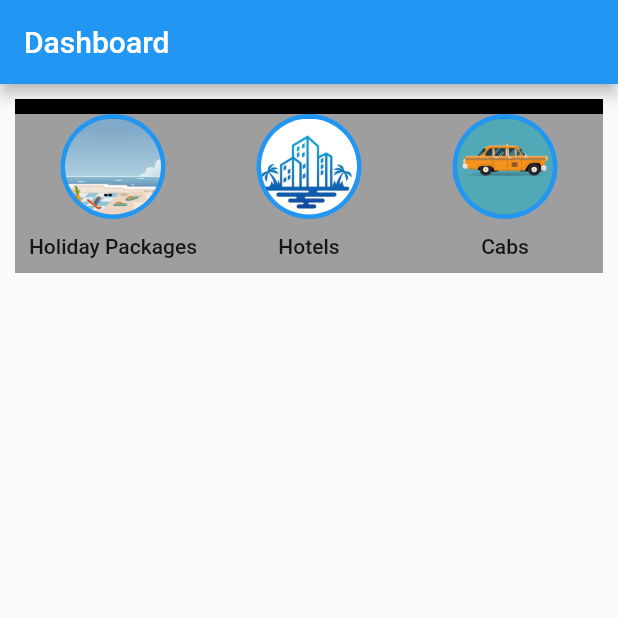
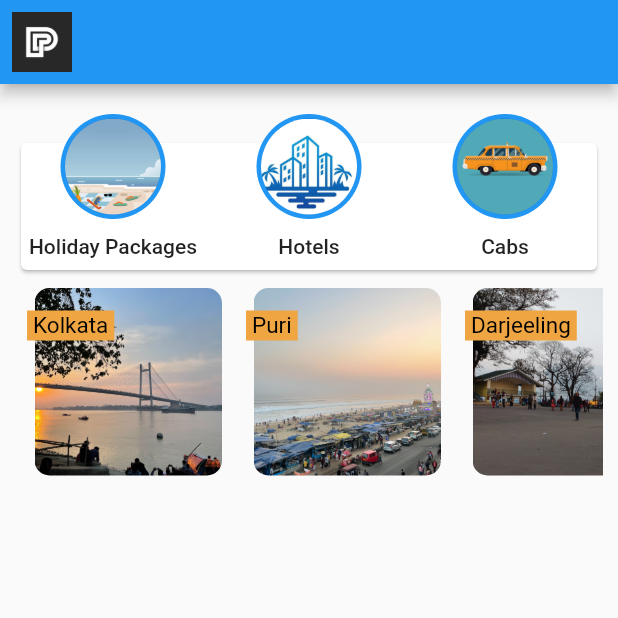
Before and after one commit to Somsubhra92/trip_adviser_dev, a Flutter app: the screen it shows after launch, on a phone screen of 412 x 824 dp, the top half of it. Run offline on Flutter 3.47's test engine with Material 2 defaults, Android fonts, the phone set to English and light mode, and no system bars.

Commit message:
Dashboard screen changes commit

```diff
--- a/lib/custom_classes/primary_highlight_item.dart
+++ b/lib/custom_classes/primary_highlight_item.dart
@@ -23,6 +23,9 @@ class _PrimaryHighlightItemsState extends State<PrimaryHighlightItems> {
   Widget build(BuildContext context) {
     return Column(
       children: [
+        SizedBox(
+          height: 10,
+        ),
         CircleAvatar(
           child: CircleAvatar(
             backgroundImage: AssetImage(this.assetUrl),
--- a/lib/custom_classes/primary_highlight_section.dart
+++ b/lib/custom_classes/primary_highlight_section.dart
@@ -6,18 +6,27 @@ class PrimaryHighlightSection extends StatefulWidget {
   const PrimaryHighlightSection({Key? key}) : super(key: key);
 
   @override
-  State<PrimaryHighlightSection> createState() => _PrimaryHighlightSectionState();
+  State<PrimaryHighlightSection> createState() =>
+      _PrimaryHighlightSectionState();
 }
 
 class _PrimaryHighlightSectionState extends State<PrimaryHighlightSection> {
   @override
   Widget build(BuildContext context) {
     return Container(
-      decoration: BoxDecoration(
-          color: Colors.grey,
-          border: Border(
-              top: BorderSide(color: Colors.black, width: 10))),
-      child: Row(
+        child: Stack(
+      children: [
+        Container(
+          child: Card(
+            child: SizedBox(
+              height: 85,
+              width: 1000,
+            ),
+            color: Colors.white,
+          ),
+          margin: EdgeInsets.only(top: 25.0),
+        ),
+        Row(
           children: [
             Expanded(
               child: PrimaryHighlightItems(
@@ -39,6 +48,7 @@ class _PrimaryHighlightSectionState extends State<PrimaryHighlightSection> {
             )
           ],
         ),
-    );
+      ],
+    ));
   }
 }
--- /dev/null
+++ b/lib/custom_classes/recommended_section.dart
@@ -0,0 +1,26 @@
+import 'package:flutter/material.dart';
+import 'package:trip_adviser/custom_classes/recommended_section_item.dart';
+
+class RecommendedSection extends StatefulWidget {
+  const RecommendedSection({Key? key}) : super(key: key);
+
+  @override
+  State<RecommendedSection> createState() => _RecommendedSectionState();
+}
+
+class _RecommendedSectionState extends State<RecommendedSection> {
+  @override
+  Widget build(BuildContext context) {
+    return SingleChildScrollView(
+      scrollDirection: Axis.horizontal,
+      child: Row(
+        children: [
+          RecommandedSectionItem(assetName: "images/kolkata.jpeg",highlightName: "Kolkata",),
+          RecommandedSectionItem(assetName: "images/puri.jpeg",highlightName: "Puri",),
+          RecommandedSectionItem(assetName: "images/darjeeling.jpg", highlightName: "Darjeeling",),
+          RecommandedSectionItem(assetName: "images/shimla.jpeg", highlightName: "Shimla",)
+        ],
+      ),
+    );
+  }
+}
--- /dev/null
+++ b/lib/custom_classes/recommended_section_item.dart
@@ -0,0 +1,52 @@
+import 'package:flutter/material.dart';
+
+class RecommandedSectionItem extends StatefulWidget {
+  const RecommandedSectionItem({Key? key, required this.assetName, required this.highlightName})
+      : super(key: key);
+
+  final String assetName;
+  final String highlightName;
+
+  @override
+  State<RecommandedSectionItem> createState() =>
+      _RecommandedSectionItemState(assetName: this.assetName,highlightName: this.highlightName);
+}
+
+class _RecommandedSectionItemState extends State<RecommandedSectionItem> {
+  String assetName;
+  String highlightName;
+
+  _RecommandedSectionItemState({required this.assetName, required this.highlightName});
+
+  @override
+  Widget build(BuildContext context) {
+    return Padding(
+      padding: const EdgeInsets.all(8.0),
+      child: Stack(
+        children: [
+          Container(
+            child: ClipRRect(
+              borderRadius: BorderRadius.circular(10),
+              child: SizedBox.fromSize(
+                size: Size.square(125),
+                child: Image.asset(
+                  assetName,
+                  fit: BoxFit.cover,
+                ),
+              ),
+            ),
+            margin: EdgeInsets.only(left: 5),
+          ),
+          Container(
+            child: Padding(
+              padding: const EdgeInsets.symmetric(vertical: 1,horizontal: 4),
+              child: Text(this.highlightName, style: TextStyle(fontSize: 15, color: Colors.black),),
+            ),
+            color: Color.fromRGBO( 239, 165, 65,1),
+            margin: EdgeInsets.only(top: 15),
+          ),
+        ],
+      ),
+    );
+  }
+}
--- a/lib/dashboard_page.dart
+++ b/lib/dashboard_page.dart
@@ -1,4 +1,5 @@
 import 'package:flutter/material.dart';
+import 'package:trip_adviser/custom_classes/recommended_section.dart';
 import 'custom_classes/primary_highlight_section.dart';
 
 class DashboardPage extends StatefulWidget {
@@ -12,18 +13,20 @@ class _DashboardPageState extends State<DashboardPage> {
   @override
   Widget build(BuildContext context) {
     return Container(
-      child: SafeArea(
       child: Scaffold(
         appBar: AppBar(
-            title: Text("Dashboard"),
+          leading: Padding(
+            padding: const EdgeInsets.all(8.0),
+            child: Image.asset("images/app_logo.png"),
+          ),
         ),
         body: Padding(
           padding: const EdgeInsets.all(10.0),
           child: Column(
             children: [
               PrimaryHighlightSection(),
+              RecommendedSection()
             ],
-            ),
           ),
         ),
       ),
```
Also changed, not shown: images/app_logo.png (added), images/darjeeling.jpg (added), images/kolkata.jpeg (added), images/puri.jpeg (added), images/shimla.jpeg (added). Lines whose indentation alone changed are shown as unchanged.
